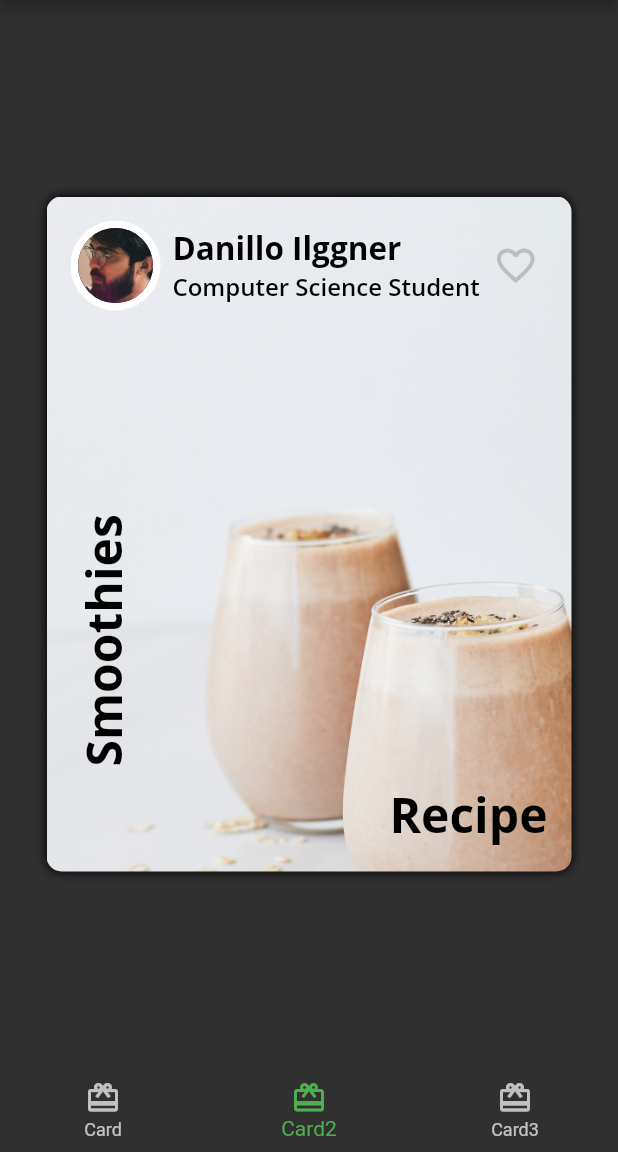
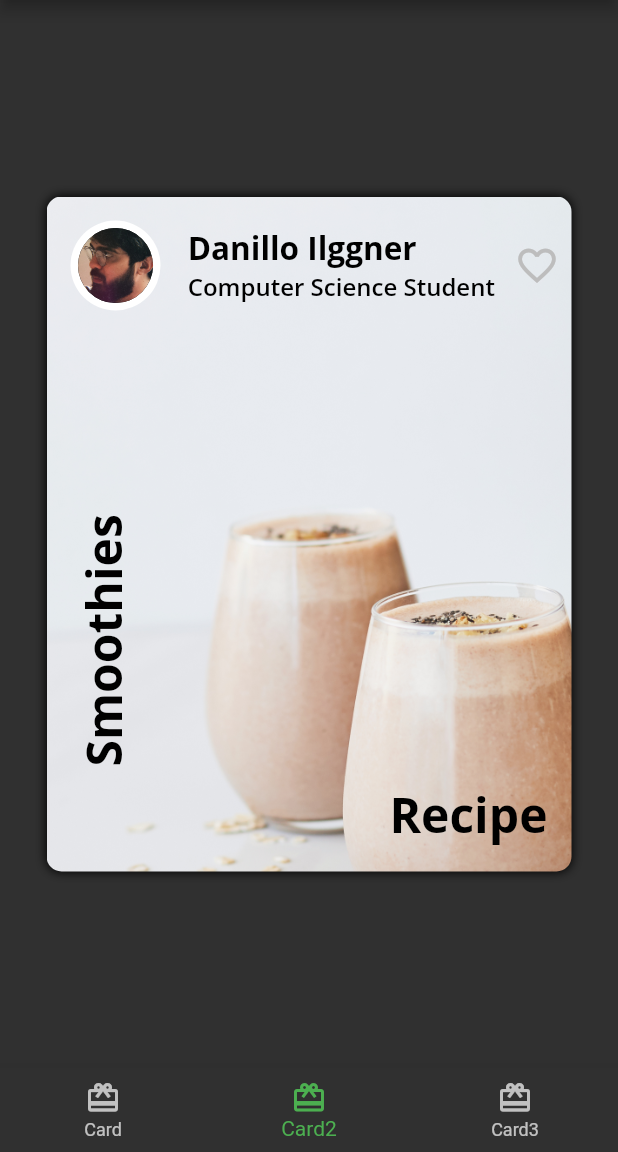
Before and after one commit to danilloism/portfolio.fooderlich, a Flutter app: the screen it shows after launch, item 2 of the bottom bar chosen, on a phone screen of 412 x 824 dp, the part 84-1236 px from its top. Run offline on Flutter 3.47's test engine with Material 2 defaults, Android fonts, the phone set to English and light mode, and no system bars; our stand-ins replace google_fonts.

Commit message:
oversize flow finally fixed

```diff
--- a/lib/cards/card.author.dart
+++ b/lib/cards/card.author.dart
@@ -19,8 +19,6 @@ class AuthorCard extends StatelessWidget {
   Widget build(BuildContext context) {
     return Container(
       padding: const EdgeInsets.all(16),
-      child: SingleChildScrollView(
-        scrollDirection: Axis.horizontal,
       child: Row(
         mainAxisAlignment: MainAxisAlignment.spaceBetween,
         children: [
@@ -45,6 +43,11 @@ class AuthorCard extends StatelessWidget {
           IconButton(
             icon: const Icon(Icons.favorite_border),
             iconSize: 30,
+            alignment: Alignment.center,
+            constraints: const BoxConstraints(
+              maxWidth: 30,
+              //maxHeight: 30,
+            ),
             color: Colors.grey[400],
             onPressed: () {
               const snackBar = SnackBar(content: Text('Favorite Pressed'));
@@ -53,7 +56,6 @@ class AuthorCard extends StatelessWidget {
           ),
         ],
       ),
-      ),
     );
   }
 }
```
Lines whose indentation alone changed are shown as unchanged.
